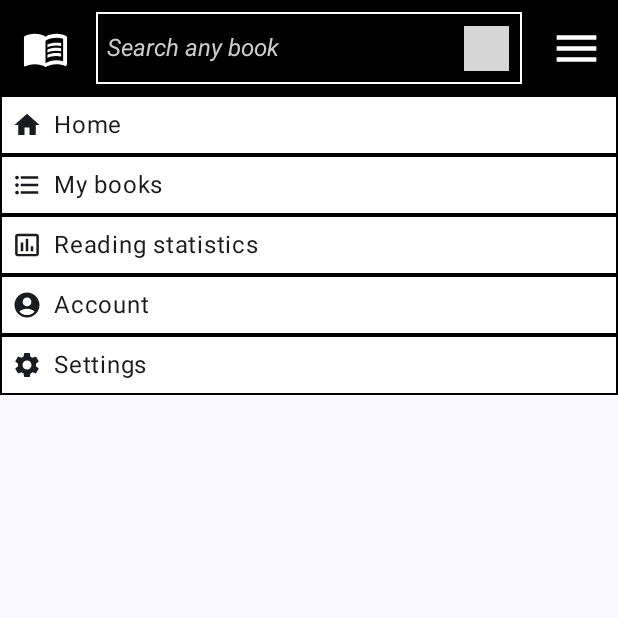
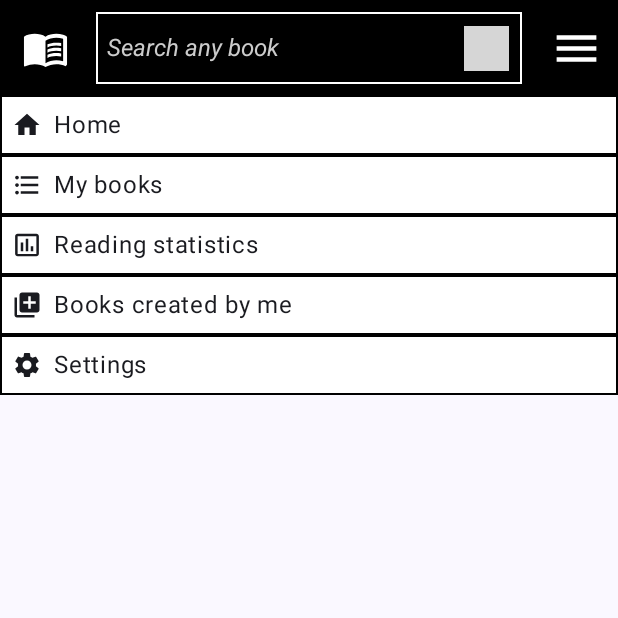
Before and after one commit to nikoniche/booki, an Android app built with Jetpack Compose: the screen it shows after launch (MainActivity), after a tap on "browse button", on a phone screen of 412 x 824 dp, the top half of it. Run offline under Robolectric (Android 15) with nearby library versions, the light colour scheme and no system bars; our stand-ins replace Room's generated code; 9 statements that could not run were skipped; grey boxes are pictures that could not be loaded.

Commit message:
user book view + potentional save fix?

```diff
--- a/app/src/main/java/com/example/booki/Book.kt
+++ b/app/src/main/java/com/example/booki/Book.kt
@@ -4,6 +4,8 @@ import androidx.compose.ui.graphics.Color
 import com.google.gson.Gson
 
 class Book(
+    var id: Long=-1L, // for user books, do not need to care with API books
+
     var title: String="Unknown",
     var authors: List<String> = emptyList(),
     var numberOfPages: Int=-1,
@@ -48,7 +50,7 @@ class Book(
 }
 
 data class PersonalBook(
-    val id: Long=0L,
+    val id: Long=-1L,
     val book: Book,
     var status: Status = Status.PlanToRead,
     var readPages: Int=0,
--- a/app/src/main/java/com/example/booki/architecture/navigation/Navigation.kt
+++ b/app/src/main/java/com/example/booki/architecture/navigation/Navigation.kt
@@ -13,7 +13,7 @@ import com.example.booki.book_search.AddBookManuallyView
 import com.example.booki.book_search.SearchResultsView
 import com.example.booki.book_search.SearchViewModel
 import com.example.booki.architecture.book_details_views.BookDetailsView
-import com.example.booki.architecture.menuViews.AccountView
+import com.example.booki.architecture.menuViews.BooksCreatedByMeView
 import com.example.booki.architecture.menuViews.HomeView
 import com.example.booki.architecture.menuViews.PersonalBooksView
 import com.example.booki.book_search.UserBookViewModel
@@ -45,8 +45,10 @@ class NavigationManager(
             /*composable(Screen.AddScreen.route) {
                 AddView(navController=navHostController)
             }*/
-            composable(Screen.AccountScreen.route) {
-                AccountView()
+            composable(Screen.BooksCreatedByMeScreen.route) {
+                BooksCreatedByMeView(
+                    userBookViewModel=userBookViewModel,
+                )
             }
 
             composable(
--- a/app/src/main/java/com/example/booki/architecture/navigation/Screen.kt
+++ b/app/src/main/java/com/example/booki/architecture/navigation/Screen.kt
@@ -4,27 +4,32 @@ sealed class Screen(
     val name: String,
     val route: String
 ) {
-    data object HomeScreen : Screen(name = "Home", route = "home_screen")
-    data object AddScreen : Screen(name = "Add", route = "add_screen")
-    data object AccountScreen : Screen(name = "Account", route = "account_screen")
+    data object HomeScreen : Screen(
+        name = "Home",
+        route = "home_screen",
+    )
+    data object BooksCreatedByMeScreen : Screen(
+        name = "Books created by me",
+        route = "books_created_by_me_screen",
+    )
 
     data object BookDetailsScreen : Screen(
         name="Book details",
-        route="book_details_screen"
+        route="book_details_screen",
     )
 
     data object PersonalBooksScreen : Screen(
         name="Personal books",
-        route="personal_books_screen"
+        route="personal_books_screen",
     )
 
     data object AddBookManuallyScreen: Screen(
         name="Add book manually",
-        route="add_book_manually_screen"
+        route="add_book_manually_screen",
     )
 
     data object SearchResultsScreen : Screen(
         name="Results of book search",
-        route="search_results_screen"
+        route="search_results_screen",
     )
 }
--- a/app/src/main/java/com/example/booki/architecture/scaffold/DropdownNavigationMenuView.kt
+++ b/app/src/main/java/com/example/booki/architecture/scaffold/DropdownNavigationMenuView.kt
@@ -64,11 +64,11 @@ fun DropdownNavigationMenu(
             scaffoldViewModel.menuOpened.value = false
         }
         NavigationItem(
-            name ="Account",
-            iconDrawable = R.drawable.ic_account
+            name ="Books created by me",
+            iconDrawable = R.drawable.ic_library_add
         ) {
             scaffoldViewModel.menuOpened.value = false
-            navHostController.navigate(Screen.AccountScreen.route)
+            navHostController.navigate(Screen.BooksCreatedByMeScreen.route)
         }
         NavigationItem(
             name ="Settings",
--- a/app/src/main/java/com/example/booki/book_search/SearchViewModel.kt
+++ b/app/src/main/java/com/example/booki/book_search/SearchViewModel.kt
@@ -7,6 +7,7 @@ import androidx.lifecycle.viewModelScope
 import com.example.booki.Book
 import com.example.booki.book_search.apis.openLibraryAPI.OpenLibrary
 import com.example.booki.personalData.local_database.Graph
+import kotlinx.coroutines.Dispatchers
 import kotlinx.coroutines.launch
 
 class SearchViewModel: ViewModel() {
@@ -44,7 +45,7 @@ class SearchViewModel: ViewModel() {
 
         if (searchByISBN) {
             // search by isbn
-            viewModelScope.launch {
+            viewModelScope.launch(Dispatchers.IO) {
                 try {
                     extendResultsList(
                         OpenLibrary.getBookByISBN(queryAsIsbnString)
--- a/app/src/main/java/com/example/booki/book_search/UserBookViewModel.kt
+++ b/app/src/main/java/com/example/booki/book_search/UserBookViewModel.kt
@@ -23,6 +23,10 @@ class UserBookViewModel: ViewModel() {
         }
     }
 
+    init {
+        fetchSavedBooks()
+    }
+
     fun addBook(book: Book) {
         viewModelScope.launch(Dispatchers.IO) {
             userBookRepository.addUserBook(book)
--- /dev/null
+++ b/app/src/main/res/drawable/ic_library_add.xml
@@ -0,0 +1,5 @@
+<vector android:height="24dp" android:tint="#000000"
+    android:viewportHeight="24" android:viewportWidth="24"
+    android:width="24dp" xmlns:android="http://schemas.android.com/apk/res/android">
+    <path android:fillColor="@android:color/white" android:pathData="M4,6L2,6v14c0,1.1 0.9,2 2,2h14v-2L4,20L4,6zM20,2L8,2c-1.1,0 -2,0.9 -2,2v12c0,1.1 0.9,2 2,2h12c1.1,0 2,-0.9 2,-2L22,4c0,-1.1 -0.9,-2 -2,-2zM19,11h-4v4h-2v-4L9,11L9,9h4L13,5h2v4h4v2z"/>
+</vector>
```
Also changed, not shown: app/src/main/java/com/example/booki/architecture/menuViews/AccountView.kt (deleted, +0 -9 lines), app/src/main/java/com/example/booki/architecture/menuViews/BooksCreatedByMe.kt (added, +79 -0 lines), app/src/main/java/com/example/booki/personalData/local_database/PersonalBookRepository.kt (+12 -2 lines), app/src/main/java/com/example/booki/personalData/local_database/UserBookRepository.kt (+13 -4 lines).
